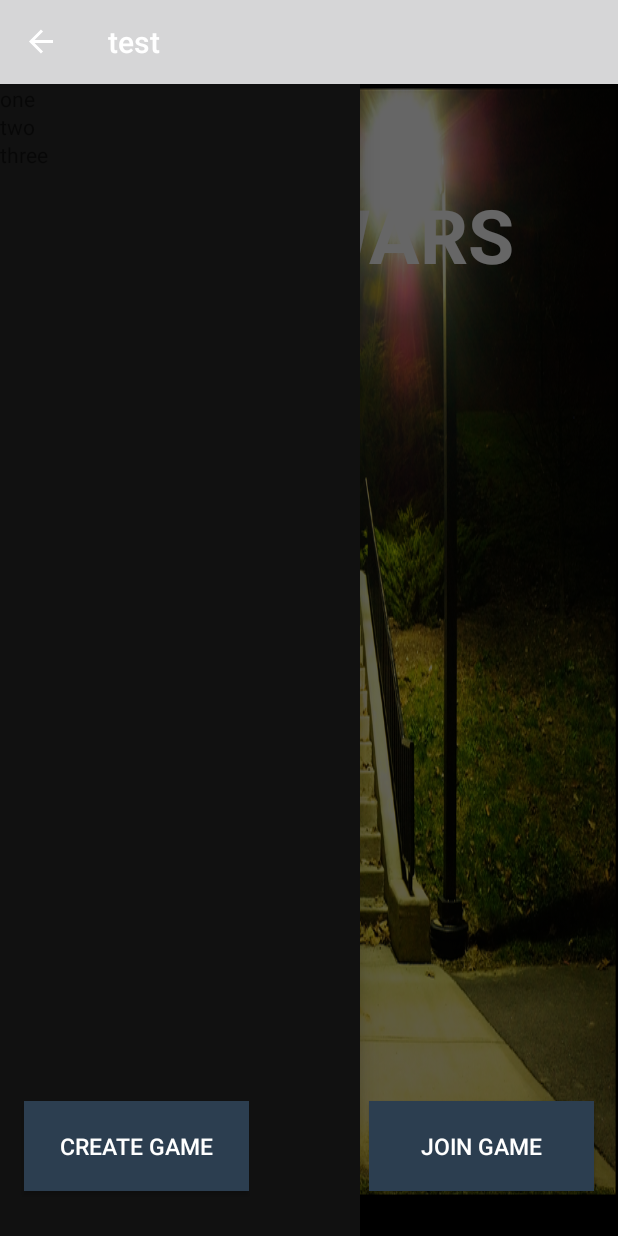
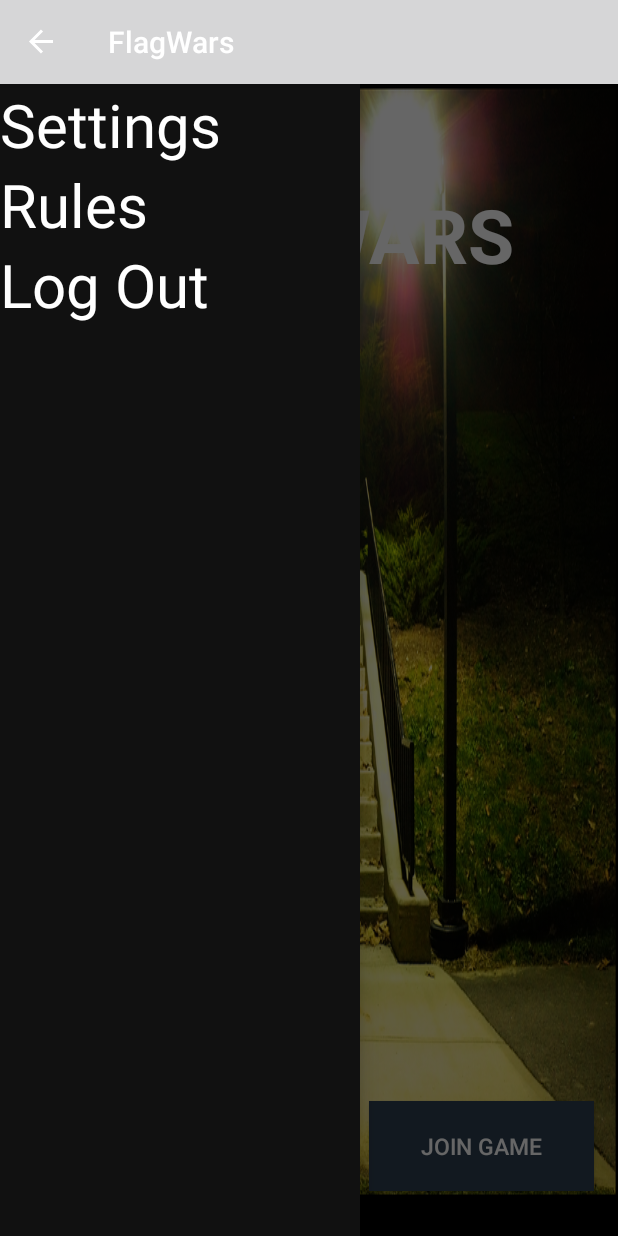
Before and after one commit to shock2k5/FlagWars, an Android app: the screen it shows after launch (ChooseGameModeActivity), after a tap on "Open", on a phone screen of 412 x 824 dp. Run offline under Robolectric (Android 15) with nearby library versions, the phone set to English and light mode, and no system bars; libraries missing offline, so code that uses them is left out: com.facebook, com.parse; 4 statements that could not run were skipped.

Commit message:
coming along...
nav drawer now covering buttons!

```diff
--- a/app/src/main/java/com/example/kevin/flagwars/ChooseGameModeActivity.java
+++ b/app/src/main/java/com/example/kevin/flagwars/ChooseGameModeActivity.java
@@ -91,7 +91,7 @@ public class ChooseGameModeActivity extends AppCompatActivity {
         });
         mTitle = "test";
 
-        mPlanetTitles = new String[]{"one", "two", "three"};
+        mPlanetTitles = getResources().getStringArray(R.array.drawer_list);;
         mDrawerLayout = (DrawerLayout) findViewById(R.id.drawer_layout);
         mDrawerList = (ListView) findViewById(R.id.left_drawer);
 
@@ -108,12 +108,16 @@ public class ChooseGameModeActivity extends AppCompatActivity {
 
             /** Called when a drawer has settled in a completely closed state. */
             public void onDrawerClosed(View view) {
-                getSupportActionBar().setTitle(mTitle);
+                getSupportActionBar().setTitle("FlagWars");
+                //mJoinGameButton.setVisibility(View.VISIBLE);
+                //mCreateGameButton.setVisibility(View.VISIBLE);
             }
 
             /** Called when a drawer has settled in a completely open state. */
             public void onDrawerOpened(View drawerView) {
-                getSupportActionBar().setTitle(mTitle);
+                getSupportActionBar().setTitle("FlagWars");
+                //mJoinGameButton.setVisibility(View.GONE);
+                //mCreateGameButton.setVisibility(View.GONE);
             }
         };
 
--- a/app/src/main/java/com/example/kevin/flagwars/LoginActivity.java
+++ b/app/src/main/java/com/example/kevin/flagwars/LoginActivity.java
@@ -152,7 +152,7 @@ public class LoginActivity extends AppCompatActivity {
 
         mTitle = "test";
 
-        mPlanetTitles = new String[]{"one", "two", "three"};
+        mPlanetTitles = getResources().getStringArray(R.array.drawer_list);;
         mDrawerLayout = (DrawerLayout) findViewById(R.id.drawer_layout);
         mDrawerList = (ListView) findViewById(R.id.left_drawer);
 
@@ -169,12 +169,12 @@ public class LoginActivity extends AppCompatActivity {
 
             /** Called when a drawer has settled in a completely closed state. */
             public void onDrawerClosed(View view) {
-                getSupportActionBar().setTitle(mTitle);
+                getSupportActionBar().setTitle("FlagWars");
             }
 
             /** Called when a drawer has settled in a completely open state. */
             public void onDrawerOpened(View drawerView) {
-                getSupportActionBar().setTitle(mTitle);
+                getSupportActionBar().setTitle("FlagWars");
             }
         };
 
--- a/app/src/main/res/layout/activity_choose_game_mode.xml
+++ b/app/src/main/res/layout/activity_choose_game_mode.xml
@@ -1,4 +1,27 @@
 <?xml version="1.0" encoding="utf-8"?>
+<android.support.v4.widget.DrawerLayout
+    xmlns:android="http://schemas.android.com/apk/res/android"
+    xmlns:tools="http://schemas.android.com/tools"
+    android:id="@+id/drawer_layout"
+    android:layout_width="match_parent"
+    android:layout_height="match_parent"
+    tools:context=".MainActivity">
+    <!-- The main content view -->
+    <FrameLayout
+        android:id="@+id/content_frame"
+        android:layout_width="match_parent"
+        android:layout_height="match_parent"/>
+    <!-- The navigation drawer -->
+    <ListView
+        android:id="@+id/left_drawer"
+        android:layout_width="240dp"
+        android:layout_height="match_parent"
+        android:layout_gravity="start"
+        android:choiceMode="singleChoice"
+        android:divider="@android:color/transparent"
+        android:dividerHeight="0dp"
+        android:background="#111"/>
+
 <RelativeLayout xmlns:android="http://schemas.android.com/apk/res/android"
     xmlns:tools="http://schemas.android.com/tools"
     android:layout_width="match_parent"
@@ -61,28 +84,16 @@
         android:layout_centerHorizontal="true"
         android:layout_marginTop="37dp" />
 
-    <android.support.v4.widget.DrawerLayout
-        xmlns:android="http://schemas.android.com/apk/res/android"
-        xmlns:tools="http://schemas.android.com/tools"
-        android:id="@+id/drawer_layout"
+    <FrameLayout
         android:layout_width="match_parent"
-        android:layout_height="match_parent"
-        tools:context=".MainActivity">
-        <!-- The main content view -->
-        <FrameLayout
-            android:id="@+id/content_frame"
-            android:layout_width="match_parent"
-            android:layout_height="match_parent"/>
-        <!-- The navigation drawer -->
-        <ListView
-            android:id="@+id/left_drawer"
-            android:layout_width="240dp"
-            android:layout_height="match_parent"
-            android:layout_gravity="start"
-            android:choiceMode="singleChoice"
-            android:divider="@android:color/transparent"
-            android:dividerHeight="0dp"
-            android:background="#111"/>
-    </android.support.v4.widget.DrawerLayout>
+        android:layout_height="match_parent"></FrameLayout>
+
+
+
+    <RelativeLayout
+        android:layout_width="match_parent"
+        android:layout_height="match_parent"></RelativeLayout>
 
 </RelativeLayout>
+
+</android.support.v4.widget.DrawerLayout>
--- a/app/src/main/res/layout/drawer_list_item.xml
+++ b/app/src/main/res/layout/drawer_list_item.xml
@@ -3,4 +3,6 @@
     android:layout_width="fill_parent"
     android:layout_height="wrap_content"
     android:text="New Text"
+    android:textColor="#ffffff"
+    android:textSize="40sp"
     android:id="@+id/textView"/>
--- /dev/null
+++ b/app/src/main/res/values/listNames.xml
@@ -0,0 +1,9 @@
+<?xml version="1.0" encoding="utf-8"?>
+<resources>
+    <string-array
+        name="drawer_list">
+        <item>Settings</item>
+        <item>Rules</item>
+        <item>Log Out</item>
+    </string-array>
+</resources>
```
